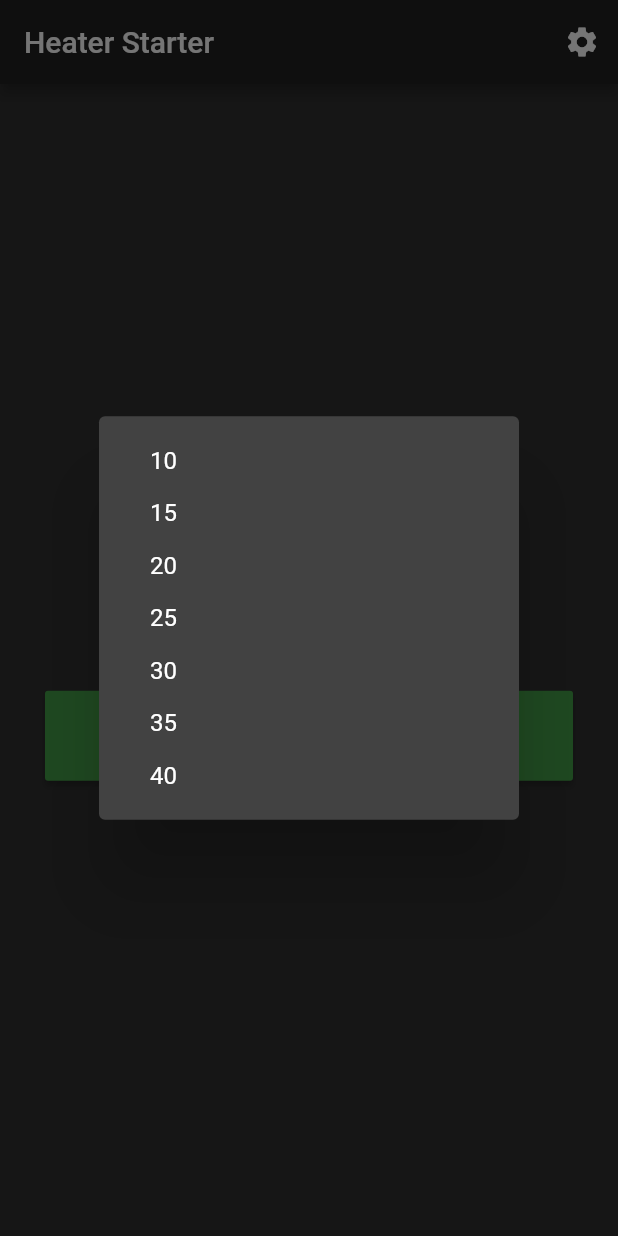
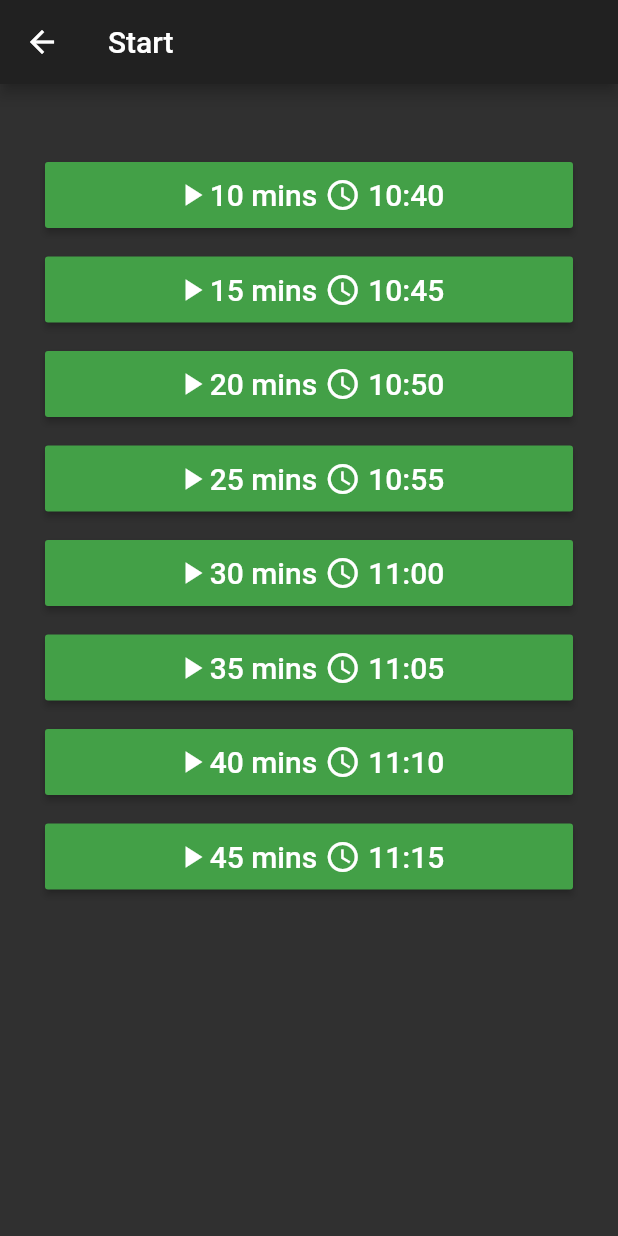
Before and after one commit to wjr-/heater-starter, a Flutter app: the screen it shows after launch, after a tap on "Start", on a phone screen of 412 x 824 dp. Run offline on Flutter 3.47's test engine with Material 2 defaults, Android fonts, the phone set to English and light mode, and no system bars; our stand-ins replace flutter_local_notifications, shared_preferences; missing offline and left inert: sms; statements that could not run were skipped.

Commit message:
Replaced simple dialog with screen for selecting the heating duration

```diff
--- a/heater_starter/lib/home_screen.dart
+++ b/heater_starter/lib/home_screen.dart
@@ -2,6 +2,7 @@ import 'dart:async';
 
 import 'package:flutter/material.dart';
 import 'package:flutter_local_notifications/flutter_local_notifications.dart';
+import 'package:heater_starter/start_heater_screen.dart';
 
 import 'app_state.dart';
 import 'app_state_persistence.dart';
@@ -34,21 +35,25 @@ class _HeaterStarterHomeState extends State<HeaterStarterHomeScreen> {
     _notifications.initialize();
 
     new Persistence().loadAppState().then((appState) {
-      appState.addHeaterStartedCallback((_) => _startTimer());
+      appState.addHeaterStartedCallback(_startTimer);
+      appState.addHeaterStartedCallback(
+          _notifications.showHeaterRunningNotification);
+      appState.addHeaterStartedCallback(_updateStatusDisplay);
 
       appState.addHeaterStoppedCallback((_) => _timer.cancel());
       appState.addHeaterStoppedCallback((_) => _notifications.clear());
+      appState.addHeaterStoppedCallback(_updateStatusDisplay);
 
-      appState.addHeaterRunningCallback((_) => _updateStatusDisplay());
+      appState.addHeaterRunningCallback(_updateStatusDisplay);
 
       _appState = appState;
       _appState.run();
 
       if (_appState.heaterState == HeaterState.heating) {
-        _startTimer();
+        _startTimer(_appState);
       }
 
-      _updateStatusDisplay();
+      _updateStatusDisplay(_appState);
     });
   }
 
@@ -123,79 +128,23 @@ class _HeaterStarterHomeState extends State<HeaterStarterHomeScreen> {
   }
 
   Future<void> _startHeater() async {
-    // TODO: check settings are in place
-    var minutes = await showDialog<int>(
-        context: context,
-        builder: (BuildContext context) {
-          return SimpleDialog(
-              contentPadding: EdgeInsets.only(top: 12, left: 10, bottom: 12),
-              children: <Widget>[
-                // TODO: prettify the dialog
-                SimpleDialogOption(
-                  onPressed: () {
-                    Navigator.pop(context, 10);
-                  },
-                  child: const Text('10'),
-                ),
-                SimpleDialogOption(
-                  onPressed: () {
-                    Navigator.pop(context, 15);
-                  },
-                  child: const Text('15'),
-                ),
-                SimpleDialogOption(
-                  onPressed: () {
-                    Navigator.pop(context, 20);
-                  },
-                  child: const Text('20'),
-                ),
-                SimpleDialogOption(
-                  onPressed: () {
-                    Navigator.pop(context, 25);
-                  },
-                  child: const Text('25'),
-                ),
-                SimpleDialogOption(
-                  onPressed: () {
-                    Navigator.pop(context, 30);
-                  },
-                  child: const Text('30'),
-                ),
-                SimpleDialogOption(
-                  onPressed: () {
-                    Navigator.pop(context, 35);
-                  },
-                  child: const Text('35'),
-                ),
-                SimpleDialogOption(
-                  onPressed: () {
-                    Navigator.pop(context, 40);
-                  },
-                  child: const Text('40'),
-                ),
-              ]);
-        });
-
-    if (minutes == null) {
-      return;
-    }
-
-    var duration = new Duration(minutes: minutes);
-
-    await _appState.startHeater(duration).then((_) {
-      _notifications.showHeaterRunningNotification(duration);
-      _updateStatusDisplay(duration);
-    });
+    Navigator.push(
+      context,
+      MaterialPageRoute(
+          builder: (context) => StartHeaterScreen(
+                appState: _appState,
+              )),
+    );
   }
 
-  void _startTimer() {
+  void _startTimer(AppState appState) {
     _timer =
-        new Timer.periodic(new Duration(seconds: 5), (_) => _appState.run());
+        new Timer.periodic(new Duration(seconds: 5), (_) => appState.run());
   }
 
-  void _updateStatusDisplay([Duration remainingTime]) {
+  void _updateStatusDisplay(AppState appState) {
     var newText = "??";
-    remainingTime = remainingTime ?? _appState.getRemainingTime();
+    var remainingTime = _appState.getRemainingTime();
 
     if (_appState.heaterState == HeaterState.stopped) {
       newText = "Ready";
--- a/heater_starter/lib/notifications.dart
+++ b/heater_starter/lib/notifications.dart
@@ -1,6 +1,7 @@
 import 'dart:async';
 
 import 'package:flutter_local_notifications/flutter_local_notifications.dart';
+import 'package:heater_starter/app_state.dart';
 
 class Notifications {
   FlutterLocalNotificationsPlugin _notificationsPlugin;
@@ -16,8 +17,8 @@ class Notifications {
     this._notificationsPlugin.initialize(initializationSettings);
   }
 
-  Future<void> showHeaterRunningNotification(Duration duration) async {
-    var until = DateTime.now().add(duration);
+  Future<void> showHeaterRunningNotification(AppState appState) async {
+    var until = DateTime.now().add(appState.runningTime);
     var untilText = until.toIso8601String();
     untilText = untilText.substring(11, 16);
     return _showNotification("Heating", "Heating until " + untilText, 0);
--- /dev/null
+++ b/heater_starter/lib/start_heater_screen.dart
@@ -0,0 +1,75 @@
+import 'dart:async';
+
+import 'package:flutter/material.dart';
+import 'package:heater_starter/app_state.dart';
+
+class StartHeaterScreen extends StatefulWidget {
+  StartHeaterScreen({Key key, @required this.appState}) : super(key: key);
+
+  final AppState appState;
+
+  @override
+  _StartHeaterState createState() => _StartHeaterState(appState);
+}
+
+class _StartHeaterState extends State<StartHeaterScreen> {
+  _StartHeaterState(this._appState);
+
+  final AppState _appState;
+
+  @override
+  Widget build(BuildContext context) {
+    return Scaffold(
+      appBar: AppBar(title: Text("Start")),
+      body: Center(
+        child: Padding(
+          padding: EdgeInsets.only(top: 50, left: 30, right: 30),
+          child: Column(
+            mainAxisAlignment: MainAxisAlignment.start,
+            children: _createButtons(),
+          ),
+        ),
+      ),
+    );
+  }
+
+  List<Widget> _createButtons() {
+    const runTimes = [10, 15, 20, 25, 30, 35, 40, 45];
+    var buttons = List<Widget>();
+    for (var runTime in runTimes) {
+      buttons.add(MaterialButton(
+        onPressed: () => _startHeater(runTime),
+        color: Theme.of(context).buttonColor,
+        disabledColor: Theme.of(context).disabledColor,
+        padding: const EdgeInsets.all(10),
+        child:
+            Row(mainAxisAlignment: MainAxisAlignment.center, children: <Widget>[
+          Icon(Icons.play_arrow),
+          Text(
+            runTime.toString() + " mins ",
+            style: const TextStyle(fontSize: 20),
+          ),
+          Icon(Icons.access_time),
+          Text(
+            _getButtonUntilText(runTime),
+            style: const TextStyle(fontSize: 20),
+          ),
+        ]),
+      ));
+      buttons.add(SizedBox(height: 15));
+    }
+    return buttons;
+  }
+
+  Future<void> _startHeater(int runTime) async {
+    var duration = Duration(minutes: runTime);
+    await _appState.startHeater(duration).then((_) => Navigator.pop(context));
+  }
+
+  String _getButtonUntilText(int runTime) {
+    var until = DateTime.now().add(Duration(minutes: runTime));
+    var untilText = until.toIso8601String();
+    untilText = untilText.substring(11, 16);
+    return " " + untilText;
+  }
+}
```
